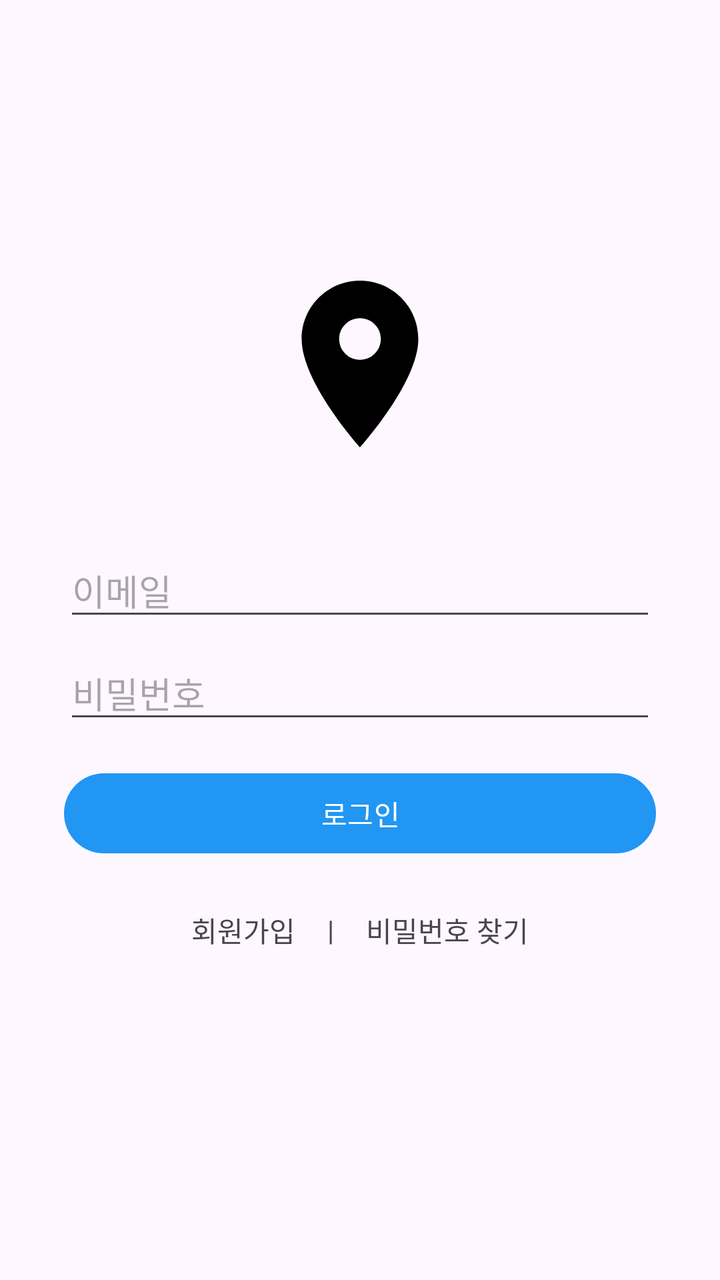
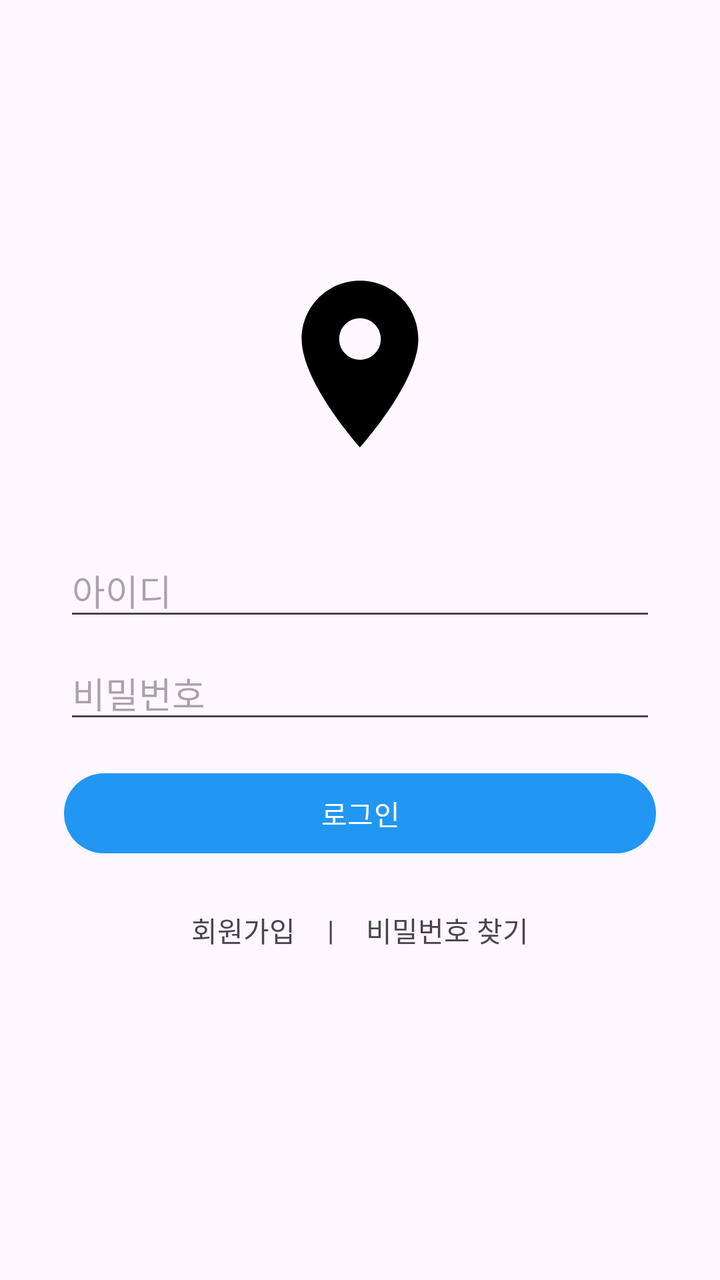

Before-and-after screenshots of an Android layout around one commit, followed by the original layout XML and the change that was made.
<!-- AndroidManifest.xml: application theme Theme.SocialMyMap -->
<!-- res/layout/activity_login.xml -->
<?xml version="1.0" encoding="utf-8"?>
<LinearLayout xmlns:android="http://schemas.android.com/apk/res/android"
    android:layout_width="match_parent"
    android:layout_height="match_parent"
    android:orientation="vertical"
    android:gravity="center_horizontal"
    android:padding="32dp">

    <ImageView
        android:layout_width="100dp"
        android:layout_height="100dp"
        android:layout_marginTop="100dp"
        android:layout_marginBottom="40dp"
        android:src="@drawable/ic_feature_marker" />

    <EditText
        android:id="@+id/et_email"
        android:layout_width="match_parent"
        android:layout_height="wrap_content"
        android:hint="이메일"
        android:inputType="textEmailAddress"
        android:layout_marginBottom="8dp"/>

    <EditText
        android:id="@+id/et_password"
        android:layout_width="match_parent"
        android:layout_height="wrap_content"
        android:hint="비밀번호"
        android:inputType="textPassword"
        android:layout_marginBottom="16dp"/>

    <Button
        android:id="@+id/btn_login"
        android:layout_width="match_parent"
        android:layout_height="wrap_content"
        android:text="로그인" />

    <LinearLayout
        android:layout_width="match_parent"
        android:layout_height="wrap_content"
        android:orientation="horizontal"
        android:gravity="center"
        android:layout_marginTop="16dp">

        <TextView
            android:id="@+id/tv_register"
            android:layout_width="wrap_content"
            android:layout_height="wrap_content"
            android:text="회원가입"
            android:padding="8dp"/>

        <TextView
            android:layout_width="wrap_content"
            android:layout_height="wrap_content"
            android:text="|"
            android:padding="8dp"/>

        <TextView
            android:id="@+id/tv_find_password"
            android:layout_width="wrap_content"
            android:layout_height="wrap_content"
            android:text="비밀번호 찾기"
            android:padding="8dp"/>
    </LinearLayout>

</LinearLayout>
<!-- resources referenced by this layout -->
<resources>
  <!-- drawable ic_feature_marker (drawable) -->
  <vector xmlns:android="http://schemas.android.com/apk/res/android" android:height="24dp" android:tint="#000000" android:viewportHeight="24" android:viewportWidth="24" android:width="24dp">
        
      <path android:fillColor="@android:color/white" android:pathData="M12,2C8.13,2 5,5.13 5,9c0,5.25 7,13 7,13s7,-7.75 7,-13c0,-3.87 -3.13,-7 -7,-7zM12,11.5c-1.38,0 -2.5,-1.12 -2.5,-2.5s1.12,-2.5 2.5,-2.5 2.5,1.12 2.5,2.5 -1.12,2.5 -2.5,2.5z"/>
      
  </vector>
  <style name="Theme.SocialMyMap" parent="Base.Theme.SocialMyMap" />
  <style name="Base.Theme.SocialMyMap" parent="Theme.Material3.DayNight">
      
      <item name="colorPrimary">#2196F3</item>
      <item name="colorPrimaryVariant">#1976D2</item>
      <item name="colorOnPrimary">@color/white</item>
      
      <item name="colorSecondary">#03A9F4</item>
      <item name="colorSecondaryVariant">#0288D1</item>
      <item name="colorOnSecondary">@color/black</item>
      
      <item name="android:statusBarColor" tools:targetApi="l">?attr/colorPrimaryVariant</item>
      
    </style>
  <color name="white">#FFFFFFFF</color>
  <color name="black">#FF000000</color>
</resources>

<!-- the commit's change to res/layout/activity_login.xml (unified diff, before → after) -->
@@ -14,11 +14,11 @@
         android:src="@drawable/ic_feature_marker" />
 
     <EditText
-        android:id="@+id/et_email"
+        android:id="@+id/et_userid"
         android:layout_width="match_parent"
         android:layout_height="wrap_content"
-        android:hint="이메일"
-        android:inputType="textEmailAddress"
+        android:hint="아이디"
+        android:inputType="text"
         android:layout_marginBottom="8dp"/>
 
     <EditText
